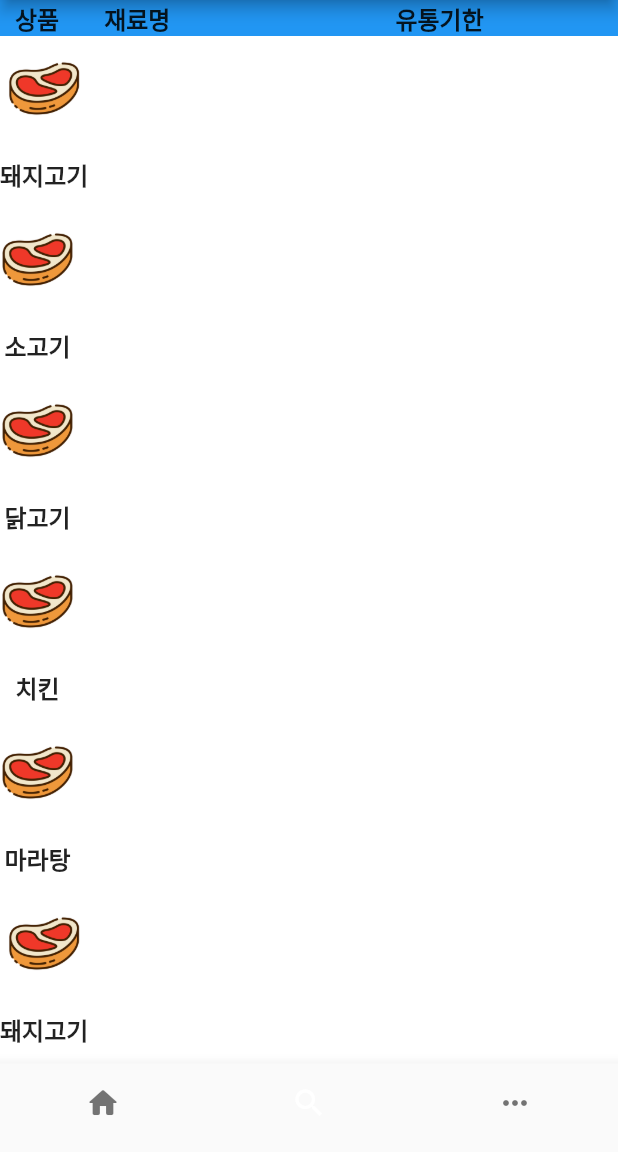
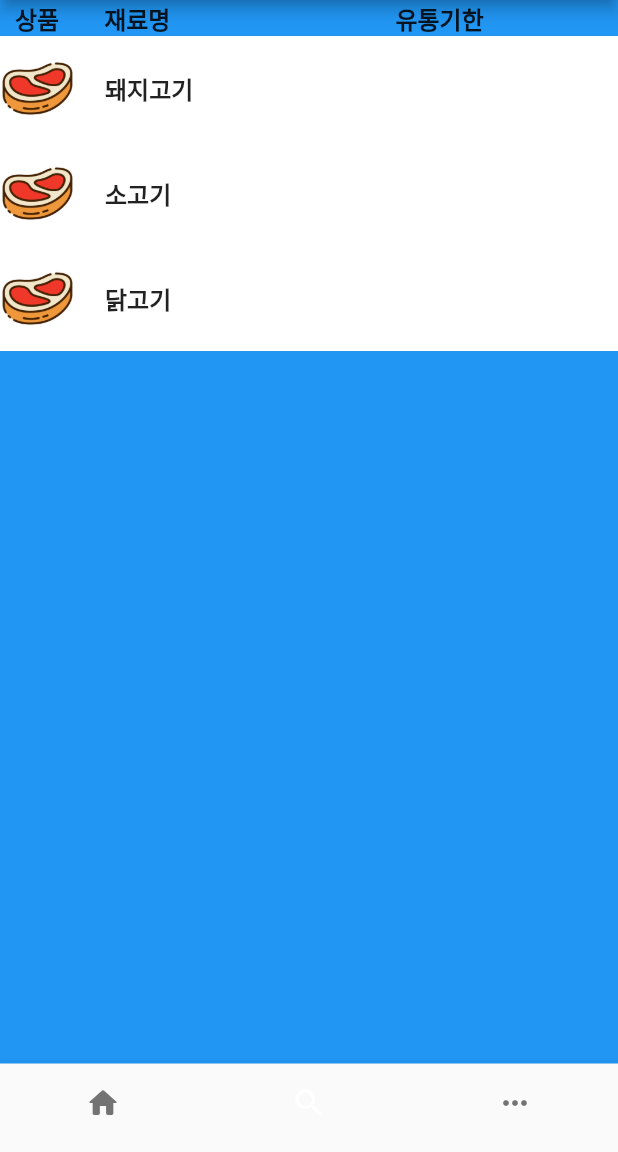
Before and after one commit to minddong2/FoodSaver, a Flutter app: the screen it shows after launch, item 2 of the bottom bar chosen, on a phone screen of 412 x 824 dp, the part 84-1236 px from its top. Run offline on Flutter 3.47's test engine with Material 2 defaults, Android fonts, the light colour scheme and no system bars; our stand-ins replace google_fonts, reorderable_grid_view, velocity_x; missing offline and left inert: hawk_fab_menu, popup_card.

Commit message:
FAB-직접입력 팝업창수정

```diff
--- a/lib/screens/home/list/f_my_food_list.dart
+++ b/lib/screens/home/list/f_my_food_list.dart
@@ -1,7 +1,7 @@
 import 'package:flutter/material.dart';
-import 'package:refri_project/common/widget/w_empty_expanded.dart';
 import 'package:refri_project/common/widget/w_height_and_width.dart';
 import 'package:refri_project/screens/home/list/home_selected_list.dart';
+import 'package:refri_project/screens/tab/w_selected_list_item.dart';
 import 'package:velocity_x/velocity_x.dart';
 
 class MyFoodListFragment extends StatelessWidget {
@@ -24,7 +24,7 @@ class MyFoodListFragment extends StatelessWidget {
             width150,
             '유통기한'.text.size(16).bold.make(),
           ]),
-          const HomeSelectedList(),
+          const MySelectedList(),
         ],
       );
 }
--- a/lib/screens/home/list/home_selected_list.dart
+++ b/lib/screens/home/list/home_selected_list.dart
@@ -2,8 +2,8 @@ import 'package:flutter/material.dart';
 import 'package:refri_project/screens/tab/food_list.dart';
 import 'package:refri_project/screens/tab/w_selected_list_item.dart';
 
-class HomeSelectedList extends StatelessWidget {
-  const HomeSelectedList({super.key});
+class MySelectedList extends StatelessWidget {
+  const MySelectedList({super.key});
 
   @override
   Widget build(BuildContext context) {
--- a/lib/screens/tab/fab/fab_popup_body.dart
+++ b/lib/screens/tab/fab/fab_popup_body.dart
@@ -1,5 +1,4 @@
 import 'package:flutter/material.dart';
-import 'package:refri_project/screens/home/list/home_selected_list.dart';
 import 'package:refri_project/screens/tab/fab/w_unselected_food_icon.dart';
 
 class PopUpItemBody extends StatelessWidget {
--- a/lib/screens/tab/fab/home_unselected_Icon.dart
+++ b/lib/screens/tab/fab/home_unselected_Icon.dart
@@ -3,8 +3,8 @@ import 'package:refri_project/screens/tab/fab/w_unselected_icon_item.dart';
 import 'package:refri_project/screens/tab/food_list.dart';
 
 
-class UnselectedIcon extends StatelessWidget {
-  const UnselectedIcon({super.key});
+class UnSelectedIcon extends StatelessWidget {
+  const UnSelectedIcon({super.key});
 
   @override
   Widget build(BuildContext context) {
--- a/lib/screens/tab/fab/w_unselected_food_icon.dart
+++ b/lib/screens/tab/fab/w_unselected_food_icon.dart
@@ -1,8 +1,5 @@
 import 'package:flutter/material.dart';
-import 'package:refri_project/common/widget/w_empty_expanded.dart';
-import 'package:refri_project/common/widget/w_height_and_width.dart';
-import 'package:refri_project/screens/home/list/home_selected_list.dart';
-import 'package:velocity_x/velocity_x.dart';
+import 'package:refri_project/screens/tab/fab/home_unselected_Icon.dart';
 
 class UnselectedIconFragment extends StatelessWidget {
   const UnselectedIconFragment({super.key});
@@ -14,9 +11,9 @@ class UnselectedIconFragment extends StatelessWidget {
     );
   }
 
-  Widget getUnselectedFoodIcon(BuildContext context) => Column(
+  Widget getUnselectedFoodIcon(BuildContext context) => const Column(
         children: [
-          const HomeSelectedList(),
+          UnSelectedIcon(),
         ],
       );
 }
--- a/lib/screens/tab/fab/w_unselected_icon_item.dart
+++ b/lib/screens/tab/fab/w_unselected_icon_item.dart
@@ -14,7 +14,7 @@ class UnselectedIconItem extends StatelessWidget {
     return Container(
       color: Colors.white,
       padding: const EdgeInsets.symmetric(vertical: 10),
-      child: Row(
+      child: Column(
         children: [
           Image.asset(foodSummary.foodImagePath, width: 50),
           height10,
--- a/lib/screens/tab/food_list.dart
+++ b/lib/screens/tab/food_list.dart
@@ -17,39 +17,5 @@ List<FoodSummary> foodLists = [
       mainCategory: '육류2',
       middleCategory: '닭고기',
       foodName: '닭고기'),
-  FoodSummary(
-      foodImagePath: '$basePath/food/meat.png',
-      mainCategory: '육류3',
-      middleCategory: '치킨',
-      foodName: '치킨'),
-  FoodSummary(
-      foodImagePath: '$basePath/food/meat.png',
-      mainCategory: '육류4',
-      middleCategory: '마라탕',
-      foodName: '마라탕'),
-  FoodSummary(
-      foodImagePath: '$basePath/food/meat.png',
-      mainCategory: '육류',
-      middleCategory: '돼지고기',
-      foodName: '돼지고기'),
-  FoodSummary(
-      foodImagePath: '$basePath/food/meat.png',
-      mainCategory: '육류1',
-      middleCategory: '소고기',
-      foodName: '소고기'),
-  FoodSummary(
-      foodImagePath: '$basePath/food/meat.png',
-      mainCategory: '육류2',
-      middleCategory: '닭고기',
-      foodName: '닭고기'),
-  FoodSummary(
-      foodImagePath: '$basePath/food/meat.png',
-      mainCategory: '육류3',
-      middleCategory: '치킨',
-      foodName: '치킨'),
-  FoodSummary(
-      foodImagePath: '$basePath/food/meat.png',
-      mainCategory: '육류4',
-      middleCategory: '마라탕',
-      foodName: '마라탕'),
+
 ];
--- a/lib/screens/tab/w_selected_list_item.dart
+++ b/lib/screens/tab/w_selected_list_item.dart
@@ -1,5 +1,4 @@
 import 'package:flutter/material.dart';
-import 'package:refri_project/common/widget/w_empty_expanded.dart';
 import 'package:refri_project/common/widget/w_height_and_width.dart';
 import 'package:refri_project/screens/tab/vo_food.dart';
 import 'package:velocity_x/velocity_x.dart';
@@ -16,10 +15,10 @@ class SelectedListItem extends StatelessWidget {
       padding: const EdgeInsets.symmetric(vertical: 10),
       child: Row(
         children: [
-          Column(
+          Row(
             children: [
               Image.asset(foodSummary.foodImagePath, width: 50),
-              height20,
+              width20,
               (foodSummary.foodName).text.size(16).bold.make(),
             ],
           )
```
